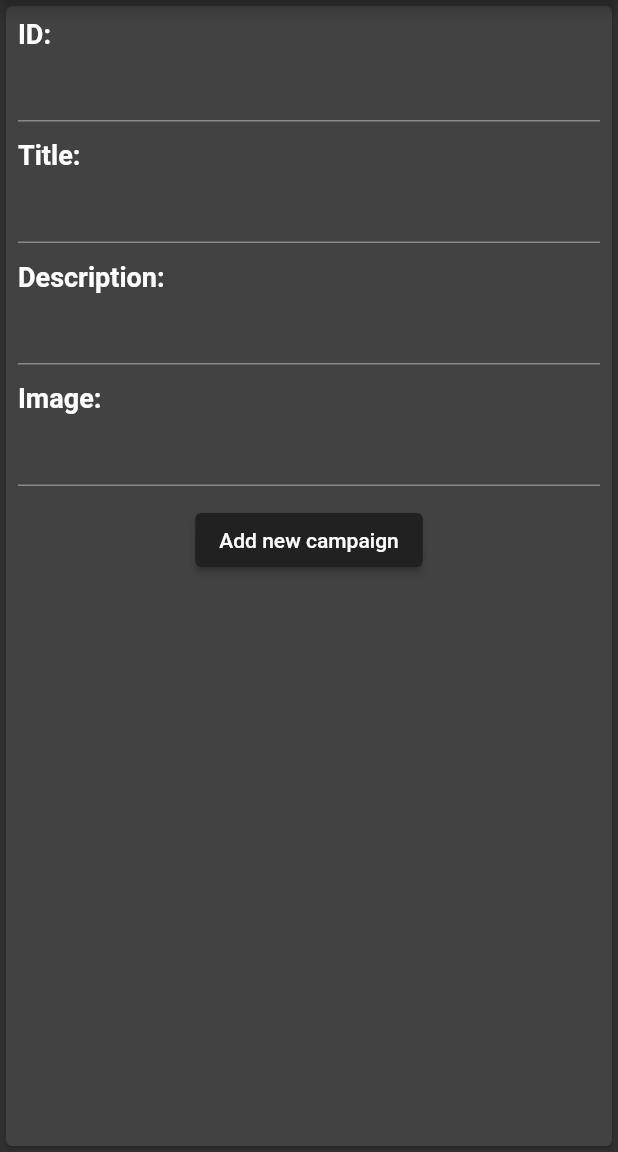
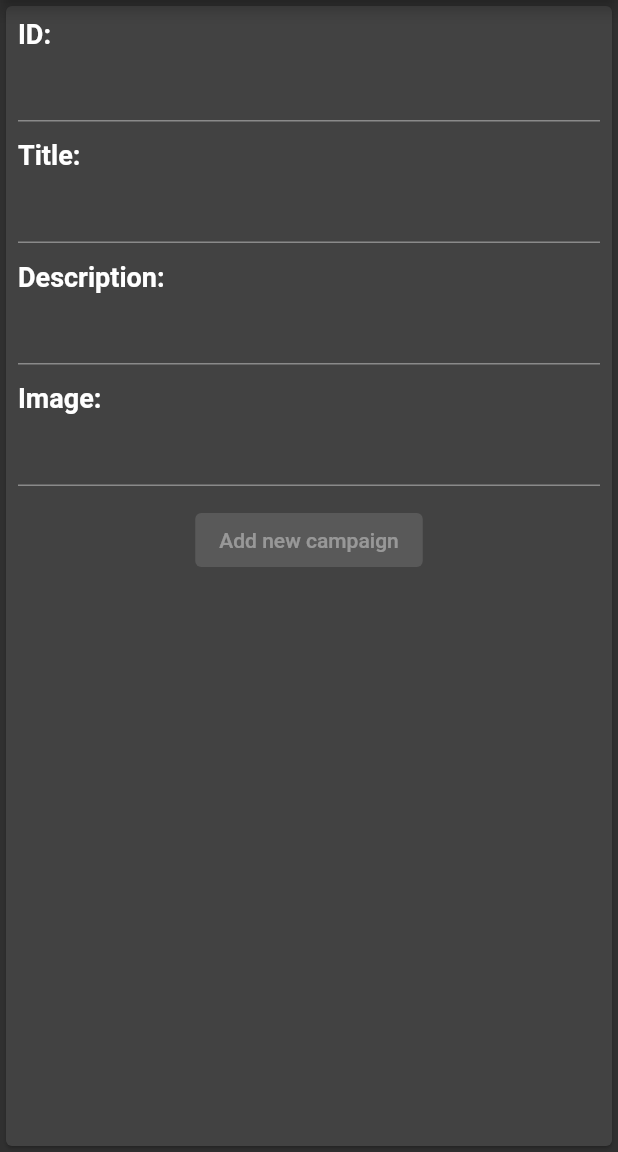
Before and after one commit to MrReiji/DnD-Chat-App, a Flutter app: the screen it shows after launch, after a tap on the "add" icon, on a phone screen of 412 x 824 dp, the part 84-1236 px from its top. Run offline on Flutter 3.47's test engine with Material 2 defaults, Android fonts, the phone set to English and light mode, and no system bars; our stand-ins replace bloc, equatable, faker, flutter_bloc, go_router, google_fonts.

Commit message:
Added add_campaign_screen with cubit to manage it

```diff
--- a/lib/blocs/campaign/campaign_bloc.dart
+++ b/lib/blocs/campaign/campaign_bloc.dart
@@ -26,7 +26,6 @@ class CampaignBloc extends Bloc<CampaignEvent, CampaignState> {
         List<Campaign> campaigns = (state.campaigns.map((campaign) {
           return campaign.id == event.campaign.id ? event.campaign : campaign;
         })).toList();
-
         emit(CampaignLoaded(campaigns: campaigns));
       }
     });
--- a/lib/models/campaign.dart
+++ b/lib/models/campaign.dart
@@ -1,5 +1,4 @@
 import 'package:equatable/equatable.dart';
-import 'package:flutter/material.dart';
 
 class Campaign extends Equatable {
   final String id;
@@ -7,7 +6,7 @@ class Campaign extends Equatable {
   final String description;
   final String imageURL;
 
-  Campaign(
+  const Campaign(
       {required this.id,
       required this.title,
       required this.description,
--- a/lib/screens/add_campaign_screen.dart
+++ b/lib/screens/add_campaign_screen.dart
@@ -3,26 +3,26 @@ import 'package:flutter_bloc/flutter_bloc.dart';
 import 'package:go_router/go_router.dart';
 import 'package:google_fonts/google_fonts.dart';
 import 'package:overlapping_panels_demo/blocs/campaign/campaign_bloc.dart';
+import 'package:overlapping_panels_demo/blocs/cubits/cubit/text_form_field_cubit.dart';
 import 'package:overlapping_panels_demo/models/campaign.dart';
 import 'package:overlapping_panels_demo/utils/faker.dart';
 
 class AddCampaignScreen extends StatelessWidget {
+  const AddCampaignScreen({this.campaignBeforeEdit, Key? key})
+      : super(key: key);
+
   final Campaign? campaignBeforeEdit;
-
-  const AddCampaignScreen({this.campaignBeforeEdit, super.key});
 
   @override
   Widget build(BuildContext context) {
-    TextEditingController controllerId = TextEditingController();
-    TextEditingController controllerTitle = TextEditingController();
-    TextEditingController controllerDescription = TextEditingController();
-    TextEditingController controllerImage = TextEditingController();
-
-    controllerId.text = campaignBeforeEdit?.id ?? '';
-    controllerTitle.text = campaignBeforeEdit?.title ?? '';
-    controllerDescription.text = campaignBeforeEdit?.description ?? '';
-    controllerImage.text = campaignBeforeEdit?.imageURL ?? '';
-    bool isUpdated = campaignBeforeEdit != null;
+    TextEditingController controllerId =
+        TextEditingController(text: campaignBeforeEdit?.id ?? '');
+    TextEditingController controllerTitle =
+        TextEditingController(text: campaignBeforeEdit?.title ?? '');
+    TextEditingController controllerDescription =
+        TextEditingController(text: campaignBeforeEdit?.description ?? '');
+    TextEditingController controllerImage =
+        TextEditingController(text: campaignBeforeEdit?.imageURL ?? '');
 
     return Scaffold(
       appBar: AppBar(
@@ -33,42 +33,39 @@ class AddCampaignScreen extends StatelessWidget {
           ),
         ),
       ),
-      body: BlocBuilder<CampaignBloc, CampaignState>(
-        builder: (context, state) {
+      body: BlocProvider(
+        create: (context) => TextFormFieldCubit(),
+        child: BlocBuilder<TextFormFieldCubit, bool>(
+          builder: (ctx, isReadyToClick) {
             return Card(
               child: Padding(
                 padding: const EdgeInsets.all(8.0),
                 child: Column(
                   children: [
-                  _inputField('ID', controllerId),
-                  _inputField('Title', controllerTitle),
-                  _inputField('Description', controllerDescription),
-                  _inputField('Image', controllerImage),
+                    _inputField('ID', controllerId, ctx, controllerId,
+                        controllerTitle, controllerDescription),
+                    _inputField('Title', controllerTitle, ctx, controllerId,
+                        controllerTitle, controllerDescription),
+                    _inputField('Description', controllerDescription, ctx,
+                        controllerId, controllerTitle, controllerDescription),
+                    _inputField('Image', controllerImage, ctx, controllerId,
+                        controllerTitle, controllerDescription),
                     ElevatedButton(
-                    onPressed: () {
-                      var campaign = Campaign(
-                          id: controllerId.value.text,
-                          title: controllerTitle.value.text,
-                          description: controllerDescription.value.text,
-                          imageURL: controllerImage.value.text == ''
-                              ? AppFaker().generatePlaceholderImage()
-                              : controllerImage.value.text);
-                      print(isUpdated);
-                      if (isUpdated) {
-                        context
-                            .read<CampaignBloc>()
-                            .add(UpdateCampaign(campaign: campaign));
-                      } else {
-                        context
-                            .read<CampaignBloc>()
-                            .add(AddCampaign(campaign: campaign));
-                      }
-                      context.pop();
-                    },
+                      onPressed: isReadyToClick
+                          ? () => _onButtonPressed(
+                                context,
+                                controllerId,
+                                controllerTitle,
+                                controllerDescription,
+                                controllerImage,
+                              )
+                          : null,
                       style: ElevatedButton.styleFrom(
                         backgroundColor: Theme.of(context).primaryColor,
                       ),
-                    child: const Text('Add new campaign'),
+                      child: Text(campaignBeforeEdit == null
+                          ? 'Add new campaign'
+                          : 'Update campaign'),
                     ),
                   ],
                 ),
@@ -76,12 +73,46 @@ class AddCampaignScreen extends StatelessWidget {
             );
           },
         ),
+      ),
     );
+  }
+
+  void _onButtonPressed(
+    BuildContext context,
+    TextEditingController controllerId,
+    TextEditingController controllerTitle,
+    TextEditingController controllerDescription,
+    TextEditingController controllerImage,
+  ) {
+    // Create a new Campaign instance
+    var campaign = Campaign(
+      id: controllerId.text,
+      title: controllerTitle.text,
+      description: controllerDescription.text,
+      imageURL: controllerImage.text.isEmpty
+          ? AppFaker().generatePlaceholderImage()
+          : controllerImage.text,
+    );
+
+    if (campaignBeforeEdit != null) {
+      // Update the campaign
+      context.read<CampaignBloc>().add(UpdateCampaign(campaign: campaign));
+    } else {
+      // Add a new campaign
+      context.read<CampaignBloc>().add(AddCampaign(campaign: campaign));
+    }
+
+    // Close the screen
+    context.pop();
   }
 
   Column _inputField(
     String field,
     TextEditingController controller,
+    BuildContext ctx,
+    TextEditingController controllerId,
+    TextEditingController controllerTitle,
+    TextEditingController controllerDescription,
   ) {
     return Column(
       crossAxisAlignment: CrossAxisAlignment.start,
@@ -99,6 +130,13 @@ class AddCampaignScreen extends StatelessWidget {
           width: double.infinity,
           child: TextFormField(
             controller: controller,
+            onChanged: (_) {
+              ctx.read<TextFormFieldCubit>().checkIfReady(
+                    controllerId,
+                    controllerTitle,
+                    controllerDescription,
+                  );
+            },
           ),
         ),
       ],
--- a/lib/screens/home_screen.dart
+++ b/lib/screens/home_screen.dart
@@ -36,6 +36,7 @@ class HomeScreen extends StatelessWidget {
                 itemCount: state.campaigns.length,
                 itemBuilder: (BuildContext context, int index) {
                   return ListTile(
+                    onTap: () {},
                     leading: SizedBox(
                         height: 100,
                         width: 100,
@@ -96,18 +97,6 @@ class HomeScreen extends StatelessWidget {
           IconButton(
               onPressed: () {
                 context.push(AppRouterPaths.add_campaign);
-
-                // context.read<CampaignBloc>().add(
-                //       AddCampaign(
-                //         campaign: Campaign(
-                //           id: 1,
-                //           title: "Tytul",
-                //           description: "Opis",
-                //           image: Image.network(
-                //               "https://w7.pngwing.com/pngs/172/385/png-transparent-d20-dice-game-nat20-dnd-d-d-critical-hit-crit-polyhedral-rpg.png"),
-                //         ),
-                //       ),
-                //     );
               },
               icon: Icon(Icons.add))
         ],
@@ -115,10 +104,10 @@ class HomeScreen extends StatelessWidget {
       bottomNavigationBar: BottomNavigationBar(
         selectedItemColor: Colors.red,
         unselectedItemColor: Colors.grey.shade600,
-        selectedLabelStyle: TextStyle(fontWeight: FontWeight.w600),
-        unselectedLabelStyle: TextStyle(fontWeight: FontWeight.w600),
+        selectedLabelStyle: const TextStyle(fontWeight: FontWeight.w600),
+        unselectedLabelStyle: const TextStyle(fontWeight: FontWeight.w600),
         type: BottomNavigationBarType.fixed,
-        items: [
+        items: const [
           BottomNavigationBarItem(
             icon: Icon(Icons.message),
             label: "Chats",
```
Also changed, not shown: lib/blocs/cubits/cubit/text_form_field_cubit.dart (added, +17 -0 lines). Lines whose indentation alone changed are shown as unchanged.
